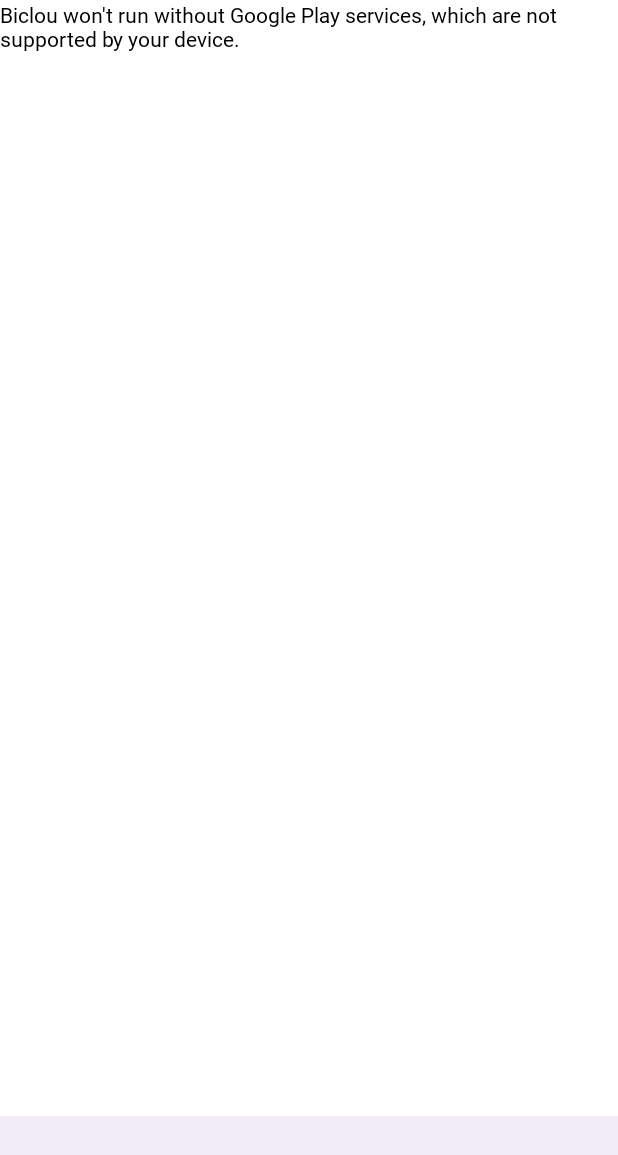
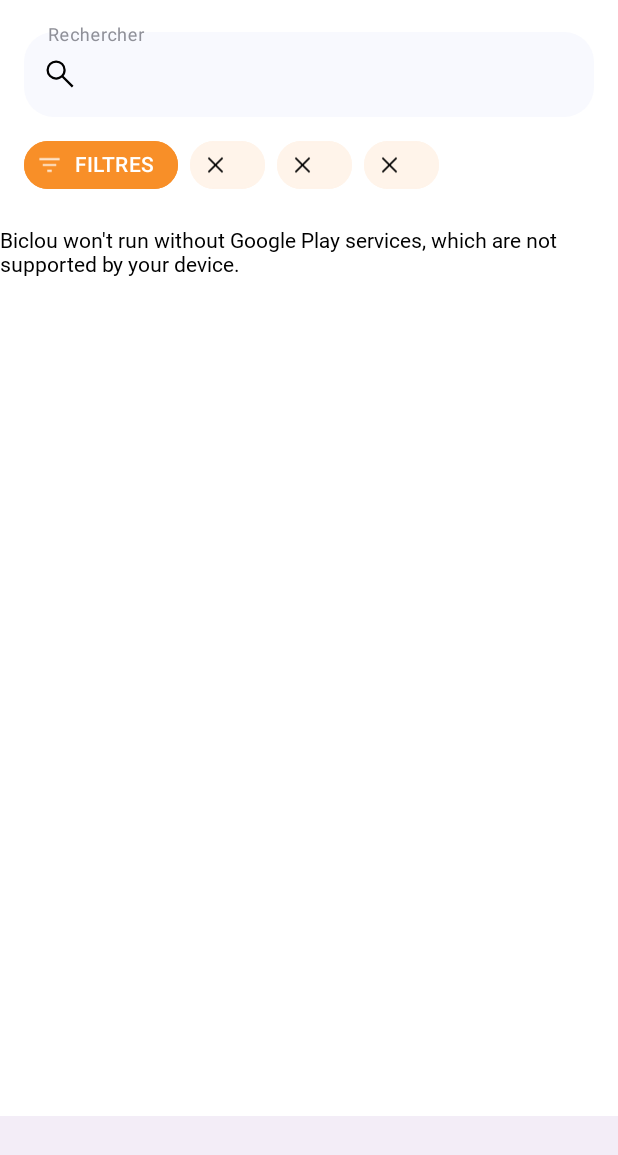
Before and after one commit to fportaillerBeapp/biclou_app, an Android app: the screen it shows after launch (MainActivity), on a phone screen of 412 x 824 dp. Shown: the top 1155 px of the screen. Run offline under Robolectric (Android 15) with nearby library versions, the light colour scheme and no system bars; 5 statements that could not run were skipped.

Commit message:
feature(and): Added top_search_bar.xml layout

```diff
--- /dev/null
+++ b/app/src/main/res/drawable/ic_close.xml
@@ -0,0 +1,9 @@
+<vector xmlns:android="http://schemas.android.com/apk/res/android"
+    android:width="48dp"
+    android:height="48dp"
+    android:viewportWidth="960"
+    android:viewportHeight="960">
+    <path
+        android:fillColor="@color/onSecondary"
+        android:pathData="M249,753L207,711L438,480L207,249L249,207L480,438L711,207L753,249L522,480L753,711L711,753L480,522L249,753Z" />
+</vector>
--- /dev/null
+++ b/app/src/main/res/drawable/ic_filter.xml
@@ -0,0 +1,9 @@
+<vector xmlns:android="http://schemas.android.com/apk/res/android"
+    android:width="48dp"
+    android:height="48dp"
+    android:viewportWidth="960"
+    android:viewportHeight="960">
+  <path
+      android:fillColor="@color/onPrimary"
+      android:pathData="M400,720L400,660L560,660L560,720L400,720ZM240,510L240,450L720,450L720,510L240,510ZM120,300L120,240L840,240L840,300L120,300Z"/>
+</vector>
--- /dev/null
+++ b/app/src/main/res/drawable/ic_search.xml
@@ -0,0 +1,9 @@
+<vector xmlns:android="http://schemas.android.com/apk/res/android"
+    android:width="24dp"
+    android:height="24dp"
+    android:viewportWidth="960"
+    android:viewportHeight="960">
+    <path
+        android:fillColor="@color/onBackground"
+        android:pathData="M796,839L533,576Q503,602 463.04,616.5Q423.08,631 378,631Q269.84,631 194.92,556Q120,481 120,375Q120,269 195,194Q270,119 376.5,119Q483,119 557.5,194Q632,269 632,375.15Q632,418 618,458Q604,498 576,533L840,795L796,839ZM377,571Q458.25,571 515.13,513.5Q572,456 572,375Q572,294 515.13,236.5Q458.25,179 377,179Q294.92,179 237.46,236.5Q180,294 180,375Q180,456 237.46,513.5Q294.92,571 377,571Z" />
+</vector>
--- /dev/null
+++ b/app/src/main/res/drawable/search_edit_background.xml
@@ -0,0 +1,5 @@
+<?xml version="1.0" encoding="utf-8"?>
+<shape xmlns:android="http://schemas.android.com/apk/res/android">
+    <corners android:radius="@dimen/radius_large" />
+    <solid android:color="@color/secondary" />
+</shape>
--- a/app/src/main/res/layout/main_activity.xml
+++ b/app/src/main/res/layout/main_activity.xml
@@ -3,6 +3,16 @@
     xmlns:app="http://schemas.android.com/apk/res-auto"
     android:layout_width="match_parent"
     android:layout_height="match_parent">
+
+    <include layout="@layout/top_search_bar"
+        android:id="@+id/mainAcitvityTopSearchBar"/>
+
+    <androidx.constraintlayout.widget.Barrier
+        android:id="@+id/topBarBarrier"
+        app:constraint_referenced_ids="mainAcitvityTopSearchBar"
+        app:barrierDirection="bottom"
+        android:layout_width="wrap_content"
+        android:layout_height="wrap_content" />
 
     <androidx.fragment.app.FragmentContainerView
         android:id="@+id/mainActivityContainer"
@@ -10,7 +20,7 @@
         android:layout_height="0dp"
         android:name="fr.beapp.interviews.bicloo.andro.ui.map.MapFragment"
         app:layout_constraintBottom_toTopOf="@id/mainActivityTabBar"
-        app:layout_constraintTop_toTopOf="parent" />
+        app:layout_constraintTop_toBottomOf="@id/topBarBarrier" />
 
     <com.google.android.material.bottomnavigation.BottomNavigationView
         android:id="@+id/mainActivityTabBar"
--- /dev/null
+++ b/app/src/main/res/layout/top_search_bar.xml
@@ -0,0 +1,88 @@
+<?xml version="1.0" encoding="utf-8"?>
+<androidx.constraintlayout.widget.ConstraintLayout xmlns:android="http://schemas.android.com/apk/res/android"
+    xmlns:app="http://schemas.android.com/apk/res-auto"
+    xmlns:tools="http://schemas.android.com/tools"
+    android:layout_width="match_parent"
+    android:layout_height="wrap_content"
+    android:paddingVertical="@dimen/space_medium"
+    android:paddingStart="@dimen/space_medium"
+    tools:ignore="RtlSymmetry">
+
+    <com.google.android.material.textfield.TextInputLayout
+        android:id="@+id/topSearchBarSearchBar"
+        android:layout_width="match_parent"
+        android:layout_height="wrap_content"
+        android:layout_marginEnd="@dimen/space_medium"
+        android:backgroundTint="@color/secondary"
+        android:hint="@string/topSearchBar_hint"
+        app:hintTextColor="@color/neutral_dark_lightest"
+        app:layout_constraintTop_toTopOf="parent"
+        app:startIconDrawable="@drawable/ic_search"
+        app:startIconTint="@color/onBackground">
+
+        <com.google.android.material.textfield.TextInputEditText
+            android:layout_width="match_parent"
+            android:layout_height="wrap_content"
+            android:background="@drawable/search_edit_background" />
+    </com.google.android.material.textfield.TextInputLayout>
+
+    <com.google.android.material.chip.ChipGroup
+        android:id="@+id/topSearchBarFilterChipGroup"
+        android:layout_width="wrap_content"
+        android:layout_height="wrap_content"
+        android:layout_marginTop="@dimen/space_small"
+        android:paddingEnd="@dimen/space_small"
+        app:chipSpacing="@dimen/space_small"
+        app:layout_constraintBottom_toBottomOf="parent"
+        app:layout_constraintStart_toStartOf="@id/topSearchBarSearchBar"
+        app:layout_constraintTop_toBottomOf="@id/topSearchBarSearchBar">
+
+        <com.google.android.material.chip.Chip
+            android:id="@+id/topSearchBarTabLayoutFilter"
+            style="@style/TopSearchBar.Filter.MainChip"
+            android:layout_width="wrap_content"
+            android:layout_height="wrap_content"
+            android:text="@string/topSearchBar_filter" />
+    </com.google.android.material.chip.ChipGroup>
+
+    <ScrollView
+        android:layout_width="0dp"
+        android:layout_height="wrap_content"
+        android:layout_marginTop="@dimen/space_small"
+        android:orientation="horizontal"
+        android:scrollbars="none"
+        app:layout_constraintBottom_toBottomOf="parent"
+        app:layout_constraintEnd_toEndOf="parent"
+        app:layout_constraintStart_toEndOf="@id/topSearchBarFilterChipGroup"
+        app:layout_constraintTop_toBottomOf="@id/topSearchBarSearchBar">
+
+        <com.google.android.material.chip.ChipGroup
+            android:id="@+id/topSearchBarFitlerList"
+            android:layout_width="wrap_content"
+            android:layout_height="wrap_content"
+            app:chipSpacing="@dimen/space_small"
+            app:selectionRequired="false"
+            app:singleLine="true">
+
+            <com.google.android.material.chip.Chip
+                style="@style/TopSearchBar.Filter.Chip"
+                android:layout_width="wrap_content"
+                android:layout_height="wrap_content"
+                tools:text="Filtres" />
+
+            <com.google.android.material.chip.Chip
+                style="@style/TopSearchBar.Filter.Chip"
+                android:layout_width="wrap_content"
+                android:layout_height="wrap_content"
+                tools:text="Filtres" />
+
+            <com.google.android.material.chip.Chip
+                style="@style/TopSearchBar.Filter.Chip"
+                android:layout_width="wrap_content"
+                android:layout_height="wrap_content"
+                tools:text="Filtres" />
+        </com.google.android.material.chip.ChipGroup>
+
+    </ScrollView>
+
+</androidx.constraintlayout.widget.ConstraintLayout>
--- a/app/src/main/res/values/colors.xml
+++ b/app/src/main/res/values/colors.xml
@@ -5,13 +5,13 @@
     <color name="onPrimary">@color/white</color>
     <color name="background">@color/white</color>
     <color name="onBackground">@color/black</color>
-    <color name="secondary">@color/highlight_lightest</color>
-    <color name="onSecondary">@color/primary</color>
+    <color name="secondary">@color/neutral_light_light</color>
+    <color name="onSecondary">@color/black</color>
 
     <color name="disabled">@color/neutral_light_dark</color>
 
-    <color name="lightBackground">@color/neutral_light_light</color>
-    <color name="onLightBackground">@color/black</color>
+    <color name="lightBackground">@color/highlight_lightest</color>
+    <color name="onLightBackground">@color/primary</color>
 
     <color name="highlight_darkest">#F88F28</color>
     <color name="highlight_dark">#FFA553</color>
@@ -22,7 +22,7 @@
     <color name="neutral_light_darkest">#C5C6CC</color>
     <color name="neutral_light_dark">#D4D6DD</color>
     <color name="neutral_light_medium">#E8E9F1</color>
-    <color name="neutral_light_light">#F8F9EE</color>
+    <color name="neutral_light_light">#F8F9FE</color>
     <color name="neutral_light_lightest">@color/white</color>
 
     <color name="neutral_dark_darkest">#1F2024</color>
--- /dev/null
+++ b/app/src/main/res/values/dimens.xml
@@ -0,0 +1,10 @@
+<?xml version="1.0" encoding="utf-8"?>
+<resources>
+    <dimen name="space_medium">16dp</dimen>
+    <dimen name="space_small">8dp</dimen>
+
+
+    <dimen name="radius_large">20dp</dimen>
+    <dimen name="radius_medium">12dp</dimen>
+
+</resources>
--- a/app/src/main/res/values/strings.xml
+++ b/app/src/main/res/values/strings.xml
@@ -1,3 +1,8 @@
 <resources>
     <string name="app_name">Biclou</string>
+
+
+    <!--  Top Search bar  -->
+    <string name="topSearchBar_hint">Rechercher</string>
+    <string name="topSearchBar_filter">Filtres</string>
 </resources>
--- a/app/src/main/res/values/styles.xml
+++ b/app/src/main/res/values/styles.xml
@@ -5,8 +5,36 @@
         <item name="android:fontFamily">@font/inter_font_family</item>
         <item name="android:textColor">@color/onBackground</item>
     </style>
+
     <style name="BiclooButton" parent="Widget.MaterialComponents.TextView">
         <item name="android:fontFamily">@font/inter_font_family</item>
         <item name="android:textColor">@color/onPrimary</item>
     </style>
+
+
+    <style name="TopSearchBar" />
+
+    <style name="TopSearchBar.Filter" />
+
+    <style name="TopSearchBar.Filter.MainChip" parent="ShapeAppearanceOverlay.Material3.Chip">
+        <item name="android:fontFamily">@font/inter_font_family</item>
+        <item name="android:textAllCaps">true</item>
+        <item name="android:letterSpacing">0.05</item>
+        <item name="chipBackgroundColor">@color/primary</item>
+        <item name="chipCornerRadius">@dimen/radius_large</item>
+        <item name="chipStrokeColor">@color/primary</item>
+        <item name="android:textColor">@color/onPrimary</item>
+        <item name="chipIcon">@drawable/ic_filter</item>
+    </style>
+
+    <style name="TopSearchBar.Filter.Chip" parent="ShapeAppearanceOverlay.Material3.Chip">
+        <item name="android:fontFamily">@font/inter_font_family</item>
+        <item name="android:textAllCaps">true</item>
+        <item name="chipBackgroundColor">@color/lightBackground</item>
+        <item name="android:letterSpacing">0.05</item>
+        <item name="chipCornerRadius">@dimen/radius_large</item>
+        <item name="chipStrokeColor">@color/lightBackground</item>
+        <item name="android:textColor">@color/onLightBackground</item>
+        <item name="chipIcon">@drawable/ic_close</item>
+    </style>
 </resources>
```
Also changed, not shown: 1 other file.
